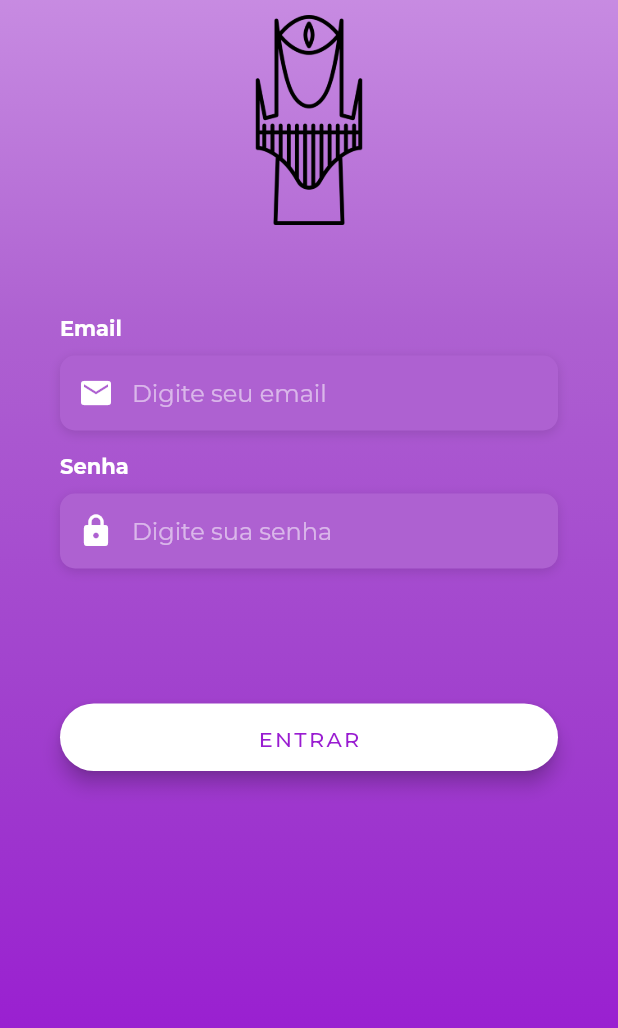
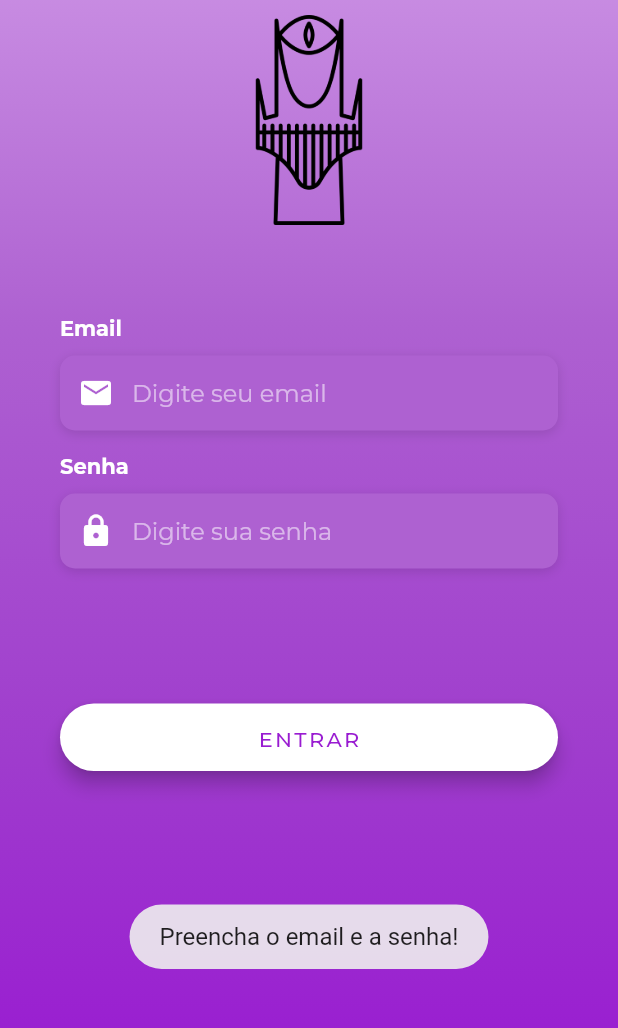
Before and after one commit to Sauron-IIoT/SauronApp, a Flutter app: the LoginScreen screen opened by its route, after a tap on "ENTRAR", on a phone screen of 412 x 824 dp, the part 171-1199 px from its top. Run offline on Flutter 3.47's test engine with Material 2 defaults, Android fonts, the phone set to English and light mode, and no system bars; our stand-ins replace firebase_auth, fluttertoast, google_fonts; accounts and stored records are empty.

Commit message:
login-using-firebase-authentication

```diff
--- /dev/null
+++ b/lib/models/user.dart
@@ -0,0 +1,15 @@
+class User {
+  final String userId;
+  final String accountId;
+  final String displayName;
+  // final String? email;
+  // final String? password;
+
+  User(this.userId, this.accountId, this.displayName);
+
+  Map<String, dynamic> toJson() => {
+        'displayName': displayName,
+        'accountId': accountId,
+        'userId': userId
+      };
+}
--- a/lib/screens/login/login.dart
+++ b/lib/screens/login/login.dart
@@ -1,4 +1,6 @@
+import 'package:firebase_auth/firebase_auth.dart';
 import 'package:flutter/material.dart';
+import 'package:fluttertoast/fluttertoast.dart';
 import 'package:sauron/components/background/login.dart';
 import 'package:sauron/components/input/text.dart';
 
@@ -8,44 +10,48 @@ class LoginScreen extends StatefulWidget {
 }
 
 class _LoginScreenState extends State<LoginScreen> {
+  TextEditingController email = TextEditingController();
+  TextEditingController password = TextEditingController();
+  User? user = FirebaseAuth.instance.currentUser;
   @override
   Widget build(BuildContext context) {
     return Scaffold(
-      body: Stack(
-        alignment: Alignment.topCenter,
-        children: [
+      body: Stack(alignment: Alignment.topCenter, children: [
         LoginBackground(),
         Container(
           height: double.infinity,
           child: SingleChildScrollView(
             physics: AlwaysScrollableScrollPhysics(),
             child: Container(
-                padding: EdgeInsets.symmetric(
-                  vertical: 30,
-                  horizontal: 40
-                ),
+              padding: EdgeInsets.symmetric(vertical: 30, horizontal: 40),
               child: Column(
                 children: <Widget>[
                   _buildSauronLogo(),
                   // Form
-                    SizedBox(height: 50,),
+                  SizedBox(
+                    height: 50,
+                  ),
                   Column(
                     crossAxisAlignment: CrossAxisAlignment.start,
                     children: <Widget>[
                       TextInput(
+                        controller: email,
                         label: 'Email',
                         hint: 'Digite seu email',
                         icon: Icons.email,
                       ),
-                        SizedBox(height: 15,),
+                      SizedBox(
+                        height: 15,
+                      ),
                       TextInput(
+                        controller: password,
                         label: 'Senha',
                         hint: 'Digite sua senha',
                         icon: Icons.lock,
                         isSecret: true,
                       ),
-                        SizedBox(height:90),
-                        _buildLoginButton()
+                      SizedBox(height: 90),
+                      _buildLoginButton(email, password)
                     ],
                   )
                 ],
@@ -53,17 +59,39 @@ class _LoginScreenState extends State<LoginScreen> {
             ),
           ),
         ),
-        ]
-      ),
+      ]),
     );
   }
 
-  Container _buildLoginButton() {
+  Container _buildLoginButton(email, password) {
     return Container(
       width: double.infinity,
       height: 45,
       child: ElevatedButton(
-        onPressed: () {},
+
+        onPressed: () async {
+          if (email.text == '' || password.text == '') {
+            _showToast('Preencha o email e a senha!');
+            return;
+          }
+          try {
+            await FirebaseAuth.instance.signInWithEmailAndPassword(
+                email: email.text, password: password.text);
+            Navigator.pushReplacementNamed(context, "/startup");
+          } on FirebaseAuthException catch (e) {
+            print(e.code);
+            if (e.code == 'user-not-found') {
+              _showToast('No user found for that email.');
+            } else if (e.code == 'wrong-password') {
+              _showToast('Wrong password provided for that user.');
+            } else if (e.code == 'invalid-email') {
+              _showToast('Email inválido');
+            } else {
+              _showToast('Erro inesperado');
+            }
+          }
+        },
+
         style: ButtonStyle(
             elevation: MaterialStateProperty.all(5),
             backgroundColor: MaterialStateProperty.all(Colors.white),
@@ -72,17 +100,18 @@ class _LoginScreenState extends State<LoginScreen> {
               RoundedRectangleBorder(
                 borderRadius: BorderRadius.circular(30.0),
               ),
-          )
-        ),
+            )),
         child: Text(
           'ENTRAR',
           style: TextStyle(
-            color: Color.fromRGBO(153,28,209,1),
-            letterSpacing: 1.5
-          ),
+              color: Color.fromRGBO(153, 28, 209, 1), letterSpacing: 1.5),
         ),
       ),
     );
+  }
+
+  void _showToast(String message) {
+    Fluttertoast.showToast(msg: message, fontSize: 16.0);
   }
 
   Column _buildSauronLogo() {
@@ -93,15 +122,12 @@ class _LoginScreenState extends State<LoginScreen> {
           child: Text(
             'S A U R O N',
             style: TextStyle(
-              fontSize: 28,
-              fontWeight: FontWeight.bold,
-              color: Colors.white
-            ),
+                fontSize: 28, fontWeight: FontWeight.bold, color: Colors.white),
           ),
         ),
         Container(
           height: 160,
-          padding: EdgeInsets.symmetric(vertical:10),
+          padding: EdgeInsets.symmetric(vertical: 10),
           child: Image.asset('assets/images/sauron.png'),
         ),
       ],
```
Lines whose indentation alone changed are shown as unchanged.
